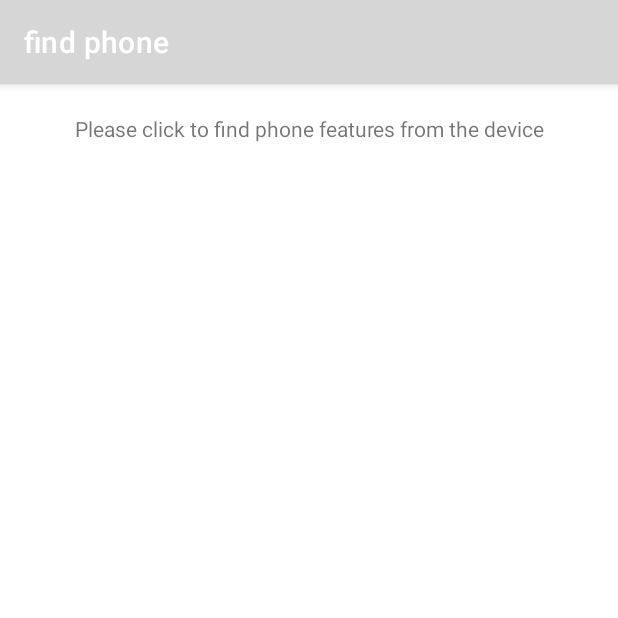
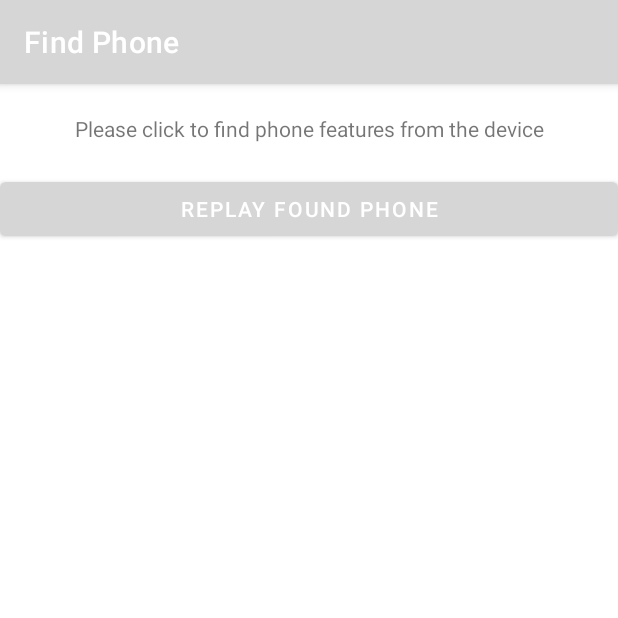
Before and after one commit to htangsmart/WearKit-SDK-Android, an Android app: the FindPhoneActivity screen opened directly, with no data from a screen before it, on a phone screen of 412 x 824 dp, the top half of it. Run offline under Robolectric (Android 15) with nearby library versions, the phone set to English and light mode, and no system bars; our stand-ins replace RxJava, Timber; libraries missing offline, so code that uses them is left out: com.github.kilnn.tool; 2 statements that could not run were skipped.

```diff
--- a/sample/app/src/main/java/com/topstep/wearkit/sample/ui/basic/FindPhoneActivity.kt
+++ b/sample/app/src/main/java/com/topstep/wearkit/sample/ui/basic/FindPhoneActivity.kt
@@ -2,8 +2,10 @@ package com.topstep.wearkit.sample.ui.basic
 
 import android.annotation.SuppressLint
 import android.os.Bundle
+import com.github.kilnn.tool.widget.ktx.clickTrigger
 import com.topstep.wearkit.apis.model.message.WKFinderMessage
 import com.topstep.wearkit.sample.MyApplication
+import com.topstep.wearkit.sample.R
 import com.topstep.wearkit.sample.databinding.ActivityFindPhoneBinding
 import com.topstep.wearkit.sample.ui.base.BaseActivity
 import com.topstep.wearkit.sample.utils.VibratorUtil
@@ -24,7 +26,7 @@ class FindPhoneActivity : BaseActivity() {
         super.onCreate(savedInstanceState)
         viewBind = ActivityFindPhoneBinding.inflate(layoutInflater)
         setContentView(viewBind.root)
-        supportActionBar?.title = "find phone"
+        supportActionBar?.setTitle(R.string.ds_find_phone)
 
         // Callback in device operation
         observeFindPhoneDisposable = wearKit.finderAbility.observeFinderMessage()
@@ -44,6 +46,18 @@ class FindPhoneActivity : BaseActivity() {
                 }, {
                     Timber.w(it)
                 })
+
+        viewBind.btnReplay.clickTrigger {
+            wearKit.finderAbility.foundPhone()
+                .observeOn(AndroidSchedulers.mainThread())
+                .subscribe({
+                    toast(R.string.tip_success)
+
+                }, {
+                    Timber.w(it)
+                    toast(R.string.tip_failed)
+                })
+        }
     }
 
     override fun onDestroy() {
--- a/sample/app/src/main/java/com/topstep/wearkit/sample/ui/basic/FindWatchActivity.kt
+++ b/sample/app/src/main/java/com/topstep/wearkit/sample/ui/basic/FindWatchActivity.kt
@@ -26,7 +26,7 @@ class FindWatchActivity : BaseActivity() {
         super.onCreate(savedInstanceState)
         viewBind = ActivityFindWatchBinding.inflate(layoutInflater)
         setContentView(viewBind.root)
-        supportActionBar?.title = "find watch"
+        supportActionBar?.setTitle(R.string.ds_find_watch)
 
         // Callback in device operation
         observeFoundWatchDisposable = wearKit.finderAbility.observeFinderMessage()
--- a/sample/app/src/main/res/layout/activity_device_basic.xml
+++ b/sample/app/src/main/res/layout/activity_device_basic.xml
@@ -68,7 +68,7 @@
             android:id="@+id/btn_find_watch"
             android:layout_width="match_parent"
             android:layout_height="wrap_content"
-            android:text="@string/ds_find_device"/>
+            android:text="@string/ds_find_watch"/>
 
         <Button
             android:id="@+id/btn_find_phone"
--- a/sample/app/src/main/res/layout/activity_find_phone.xml
+++ b/sample/app/src/main/res/layout/activity_find_phone.xml
@@ -1,6 +1,5 @@
 <?xml version="1.0" encoding="utf-8"?>
 <LinearLayout xmlns:android="http://schemas.android.com/apk/res/android"
-    xmlns:tools="http://schemas.android.com/tools"
     android:layout_width="match_parent"
     android:layout_height="match_parent"
     android:orientation="vertical">
@@ -10,7 +9,14 @@
         android:layout_height="wrap_content"
         android:layout_marginTop="20dp"
         android:gravity="center"
-        android:text="Please click to find phone features from the device"/>
+        android:text="@string/ds_find_phone_tips"/>
 
+    <Button
+        android:id="@+id/btn_replay"
+        android:layout_width="match_parent"
+        android:layout_height="wrap_content"
+        android:layout_marginTop="20dp"
+        android:gravity="center"
+        android:text="@string/ds_find_phone_replay"/>
 
 </LinearLayout>
--- a/sample/app/src/main/res/values/strings.xml
+++ b/sample/app/src/main/res/values/strings.xml
@@ -23,6 +23,9 @@
     <string name="ds_battery_request">Request battery</string>
     <string name="ds_find_watch">find watch</string>
     <string name="ds_stop_watch">stop find watch</string>
+    <string name="ds_find_phone">Find Phone</string>
+    <string name="ds_find_phone_tips">Please click to find phone features from the device</string>
+    <string name="ds_find_phone_replay">Replay found phone</string>
 
     <!--Contacts-->
     <string name="ds_contacts_common">Common contacts </string>
@@ -687,8 +690,6 @@
 
     <!--Others Feature-->
     <string name="ds_other_features">Other Features</string>
-    <string name="ds_find_device">Find Device</string>
-    <string name="ds_find_phone">Find Phone</string>
 
     <!--alarm-->
     <string name="remind_repeat_00">一</string>
```
Also changed, not shown: sample/app/src/main/res/layout/activity_find_watch.xml (+2 -6 lines), 1 other file.
